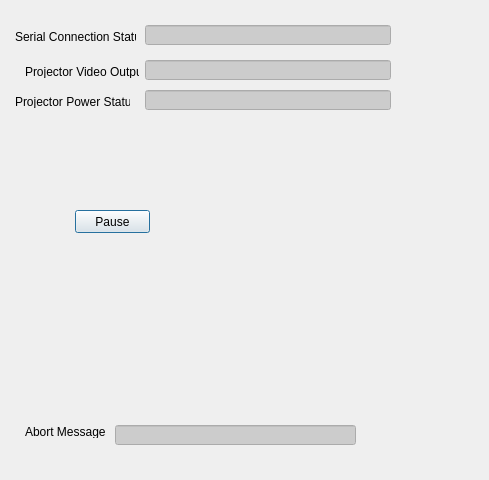
Old version of the form B9Creator/b9print.ui in the repository B9Creations/B9Creator.
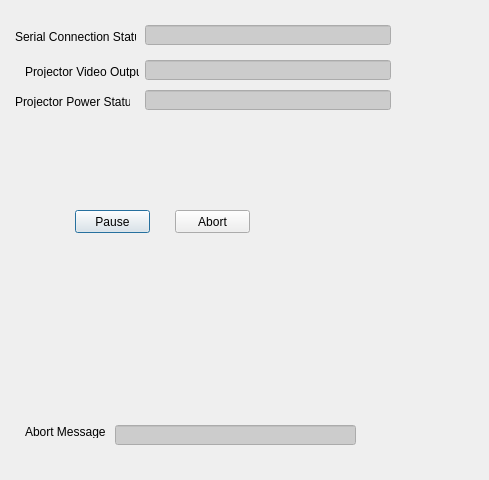
New version of the form.

Commit message: Work on pause/resume/abort

```diff
--- a/B9Creator/b9print.ui
+++ b/B9Creator/b9print.ui
@@ -386,6 +386,19 @@
     <string>Pause</string>
    </property>
   </widget>
+  <widget class="QPushButton" name="pushButtonAbort">
+   <property name="geometry">
+    <rect>
+     <x>175</x>
+     <y>210</y>
+     <width>75</width>
+     <height>23</height>
+    </rect>
+   </property>
+   <property name="text">
+    <string>Abort</string>
+   </property>
+  </widget>
  </widget>
  <resources/>
  <connections/>
```
The commit also changes 7 other files.
